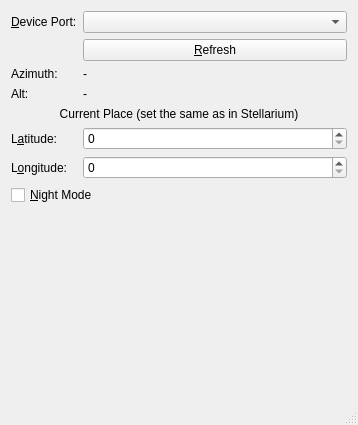
First picture: the form in server_st/mainwindow.ui, repository alexzk1/startrack, before the edit.
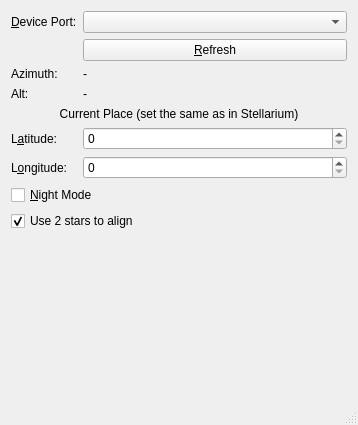
Second picture: the form after the edit. Icons and pictures are not drawn. Custom widgets are drawn as their Qt base class.

Commit message: added option to use 2 stars to calibrate, testing...

Patch:
```diff
--- a/server_st/mainwindow.ui
+++ b/server_st/mainwindow.ui
@@ -125,6 +125,16 @@
       </property>
      </widget>
     </item>
+    <item row="9" column="0" colspan="2">
+     <widget class="QCheckBox" name="cbDouble">
+      <property name="text">
+       <string>Use 2 stars to align</string>
+      </property>
+      <property name="checked">
+       <bool>true</bool>
+      </property>
+     </widget>
+    </item>
    </layout>
   </widget>
   <widget class="QStatusBar" name="statusBar"/>
```
The commit also changes 3 other files.
